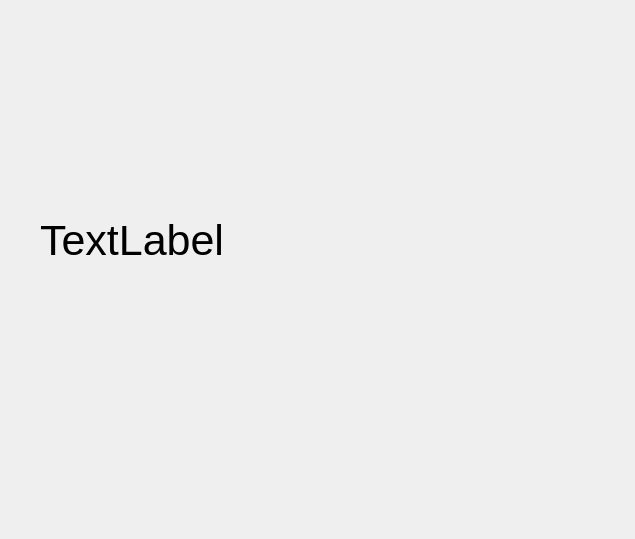
PedroWegner/projeto_final_desktop, file departamento/gui/tela_disciplina.ui: the form before one commit.
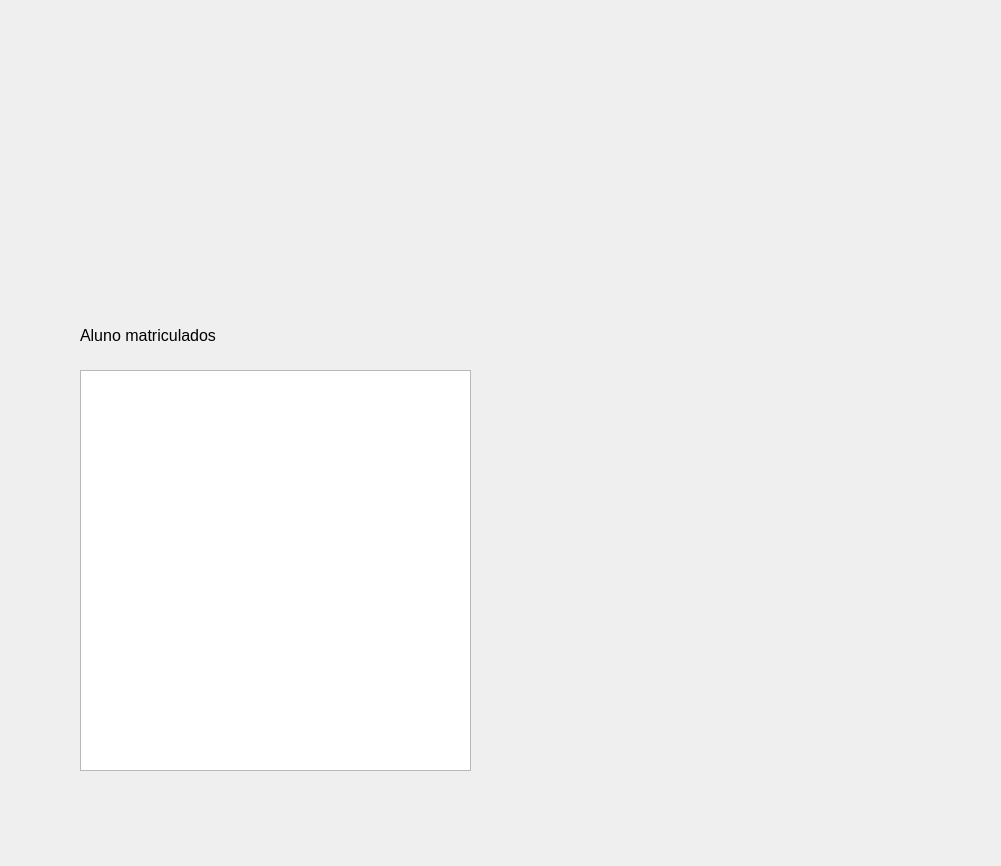
The form after the commit.

Commit message: implementada views de disciplina para o aluno

Patch:
```diff
--- a/departamento/gui/tela_disciplina.ui
+++ b/departamento/gui/tela_disciplina.ui
@@ -6,8 +6,8 @@
    <rect>
     <x>0</x>
     <y>0</y>
-    <width>635</width>
-    <height>539</height>
+    <width>1001</width>
+    <height>866</height>
    </rect>
   </property>
   <property name="windowTitle">
@@ -16,8 +16,8 @@
   <widget class="QLabel" name="label">
    <property name="geometry">
     <rect>
-     <x>40</x>
-     <y>150</y>
+     <x>80</x>
+     <y>0</y>
      <width>501</width>
      <height>181</height>
     </rect>
@@ -28,7 +28,53 @@
     </font>
    </property>
    <property name="text">
-    <string>TextLabel</string>
+    <string/>
+   </property>
+  </widget>
+  <widget class="QLabel" name="bem_vindo">
+   <property name="geometry">
+    <rect>
+     <x>90</x>
+     <y>170</y>
+     <width>501</width>
+     <height>51</height>
+    </rect>
+   </property>
+   <property name="font">
+    <font>
+     <pointsize>12</pointsize>
+    </font>
+   </property>
+   <property name="text">
+    <string/>
+   </property>
+  </widget>
+  <widget class="QListWidget" name="alunos_matriculados">
+   <property name="geometry">
+    <rect>
+     <x>80</x>
+     <y>370</y>
+     <width>391</width>
+     <height>401</height>
+    </rect>
+   </property>
+  </widget>
+  <widget class="QLabel" name="label">
+   <property name="geometry">
+    <rect>
+     <x>80</x>
+     <y>320</y>
+     <width>251</width>
+     <height>31</height>
+    </rect>
+   </property>
+   <property name="font">
+    <font>
+     <pointsize>12</pointsize>
+    </font>
+   </property>
+   <property name="text">
+    <string>Aluno matriculados</string>
    </property>
   </widget>
  </widget>
```
Left out of the diff: 2 changed lines with no effect on the pictures. The commit also changes 7 other files.
